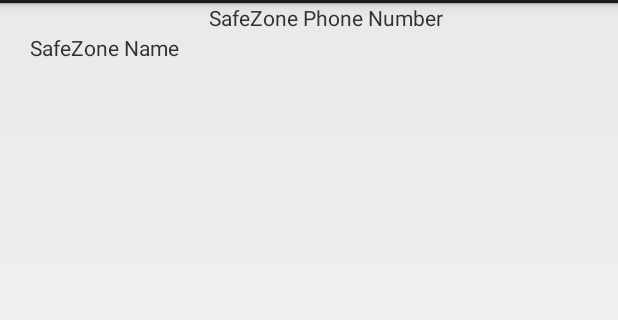
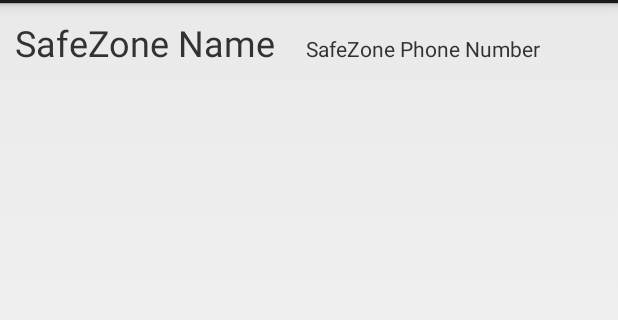
Before and after one commit to coreyja/TornadoSafeZone, an Android app: the layout list_item_safe_zone.xml on its own in the app's theme, with its tools: preview values and no code run, on a phone screen of 412 x 824 dp, the part 69-389 px from its top. Run offline under Robolectric (Android 15) with nearby library versions, the phone set to English and light mode, and no system bars.

Commit message:
Changed list view font sizes

```diff
--- a/src/main/java/com/fll/teamstorm/SafeZoneArrayAdapter.java
+++ b/src/main/java/com/fll/teamstorm/SafeZoneArrayAdapter.java
@@ -2,6 +2,7 @@ package com.fll.teamstorm;
 
 import android.app.Activity;
 import android.content.Context;
+import android.location.Location;
 import android.util.Log;
 import android.view.LayoutInflater;
 import android.view.View;
@@ -10,6 +11,7 @@ import android.widget.ArrayAdapter;
 import android.widget.TextView;
 
 import com.appspot.perfect_atrium_421.safezones.model.SafeZone;
+import com.google.android.gms.maps.model.LatLng;
 
 import java.util.List;
 
@@ -51,6 +53,7 @@ public class SafeZoneArrayAdapter extends ArrayAdapter<SafeZone> {
         ((TextView) convertView.findViewById(R.id.list_item_title)).setText(sz.getTitle());
         ((TextView) convertView.findViewById(R.id.list_item_phone)).setText(sz.getPhone());
 
+
         return convertView;
     }
 }
--- a/src/main/res/layout/list_item_safe_zone.xml
+++ b/src/main/res/layout/list_item_safe_zone.xml
@@ -11,12 +11,15 @@
         android:layout_height="wrap_content"
         android:text="SafeZone Name"
         android:id="@+id/list_item_title"
-        android:layout_margin="20dp" />
+        android:layout_margin="10dp"
+        android:textSize="24sp" />
 
     <TextView
         android:layout_width="wrap_content"
         android:layout_height="wrap_content"
         android:text="SafeZone Phone Number"
-        android:id="@+id/list_item_phone" />
+        android:id="@+id/list_item_phone"
+        android:layout_margin="10dp" />
+
 
 </LinearLayout>
```
